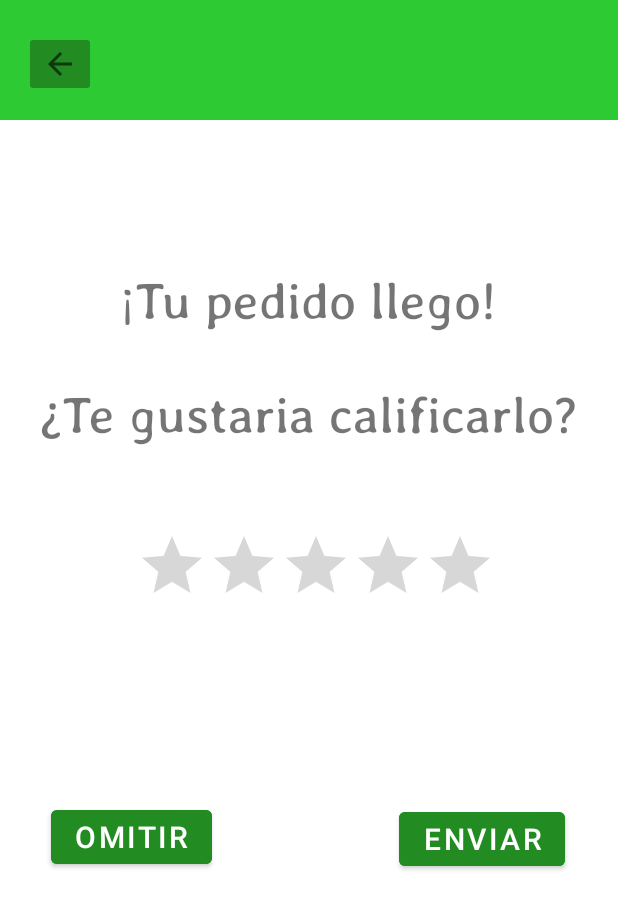
After one commit to Eduardo-Ordenes/AppSupermercado, an Android app: the layout activity_shipping_rating_view.xml on its own in the app's theme, with its tools: preview values and no code run, on a phone screen of 412 x 824 dp. The commit adds this screen. Shown: the top 909 px of the screen. Run offline under Robolectric (Android 15) with nearby library versions, the phone set to English and light mode, and no system bars.

Commit message:
"V1.5.0 - ShippingRate view added"

```diff
--- /dev/null
+++ b/app/src/main/res/layout/activity_shipping_rating_view.xml
@@ -0,0 +1,116 @@
+<?xml version="1.0" encoding="utf-8"?>
+<LinearLayout xmlns:android="http://schemas.android.com/apk/res/android"
+    xmlns:app="http://schemas.android.com/apk/res-auto"
+    xmlns:tools="http://schemas.android.com/tools"
+    android:orientation="vertical"
+    android:layout_width="match_parent"
+    android:layout_height="match_parent">
+
+    <LinearLayout
+        android:layout_width="match_parent"
+        android:layout_height="80sp"
+        android:background="@color/light_green"
+        android:orientation="vertical">
+
+        <androidx.constraintlayout.widget.ConstraintLayout
+            android:layout_width="match_parent"
+            android:layout_height="match_parent">
+
+            <ImageButton
+                android:id="@+id/imageButton"
+                android:backgroundTint="@color/forest_green"
+                android:layout_width="wrap_content"
+                android:layout_height="wrap_content"
+                android:layout_marginStart="16dp"
+                android:layout_marginTop="21dp"
+                android:layout_marginBottom="16dp"
+                app:layout_constraintBottom_toBottomOf="parent"
+                app:layout_constraintStart_toStartOf="parent"
+                app:layout_constraintTop_toTopOf="parent"
+                app:srcCompat="?attr/actionModeCloseDrawable"
+                tools:ignore="TouchTargetSizeCheck,SpeakableTextPresentCheck" />
+        </androidx.constraintlayout.widget.ConstraintLayout>
+    </LinearLayout>
+
+    <LinearLayout
+        android:layout_width="match_parent"
+        android:layout_height="match_parent"
+        android:orientation="vertical">
+
+
+        <androidx.constraintlayout.widget.ConstraintLayout
+            android:layout_width="match_parent"
+            android:layout_height="600dp"
+            android:translationY="10sp">
+
+            <TextView
+                android:id="@+id/textView14"
+                android:layout_width="wrap_content"
+                android:layout_height="wrap_content"
+                android:layout_marginStart="80dp"
+                android:layout_marginTop="90dp"
+                android:layout_marginEnd="81dp"
+                android:fontFamily="@font/averia_libre"
+                android:text="@string/shipping_rate"
+                android:textSize="34sp"
+                app:layout_constraintEnd_toEndOf="parent"
+                app:layout_constraintStart_toStartOf="parent"
+                app:layout_constraintTop_toTopOf="parent" />
+
+            <TextView
+                android:id="@+id/textView24"
+                android:layout_width="wrap_content"
+                android:layout_height="wrap_content"
+                android:layout_marginStart="26dp"
+                android:layout_marginTop="166dp"
+                android:layout_marginEnd="26dp"
+                android:fontFamily="@font/averia_libre"
+                android:text="@string/shipping_rate2"
+                android:textSize="34sp"
+                app:layout_constraintEnd_toEndOf="parent"
+                app:layout_constraintStart_toStartOf="parent"
+                app:layout_constraintTop_toTopOf="parent" />
+
+            <RatingBar
+                android:id="@+id/ratingBar"
+                android:layout_width="wrap_content"
+                android:layout_height="wrap_content"
+                android:layout_marginStart="90dp"
+                android:layout_marginTop="263dp"
+                android:layout_marginEnd="81dp"
+                app:layout_constraintEnd_toEndOf="parent"
+                app:layout_constraintStart_toStartOf="parent"
+                app:layout_constraintTop_toTopOf="parent" />
+
+            <Button
+                android:id="@+id/button11"
+                android:backgroundTint="@color/forest_green"
+                android:layout_width="wrap_content"
+                android:layout_height="wrap_content"
+                android:layout_marginStart="264dp"
+                android:layout_marginTop="445dp"
+                android:layout_marginEnd="33dp"
+                android:text="Enviar"
+                android:textSize="20sp"
+                app:layout_constraintEnd_toEndOf="parent"
+                app:layout_constraintStart_toStartOf="parent"
+                app:layout_constraintTop_toTopOf="parent" />
+
+            <Button
+                android:id="@+id/button12"
+                android:backgroundTint="@color/forest_green"
+                android:layout_width="wrap_content"
+                android:layout_height="wrap_content"
+                android:layout_marginStart="32dp"
+                android:layout_marginTop="444dp"
+                android:layout_marginEnd="269dp"
+                android:text="Omitir"
+                android:textSize="20sp"
+                app:layout_constraintEnd_toEndOf="parent"
+                app:layout_constraintStart_toStartOf="parent"
+                app:layout_constraintTop_toTopOf="parent" />
+        </androidx.constraintlayout.widget.ConstraintLayout>
+    </LinearLayout>
+
+
+</LinearLayout>
--- a/app/src/main/res/values/strings.xml
+++ b/app/src/main/res/values/strings.xml
@@ -18,6 +18,9 @@
     <string name="precioPlatano">$1200K</string>
     <string name="precioArrox">$980</string>
     <string name="vermas">Ver más</string>
+    <string name="shipping_rate">¡Tu pedido llego!</string>
+    <string name="shipping_rate2">¿Te gustaria calificarlo?</string>
+
 
 
 
```
Also changed, not shown: app/src/main/res/font/averia_libre.ttf (added).
